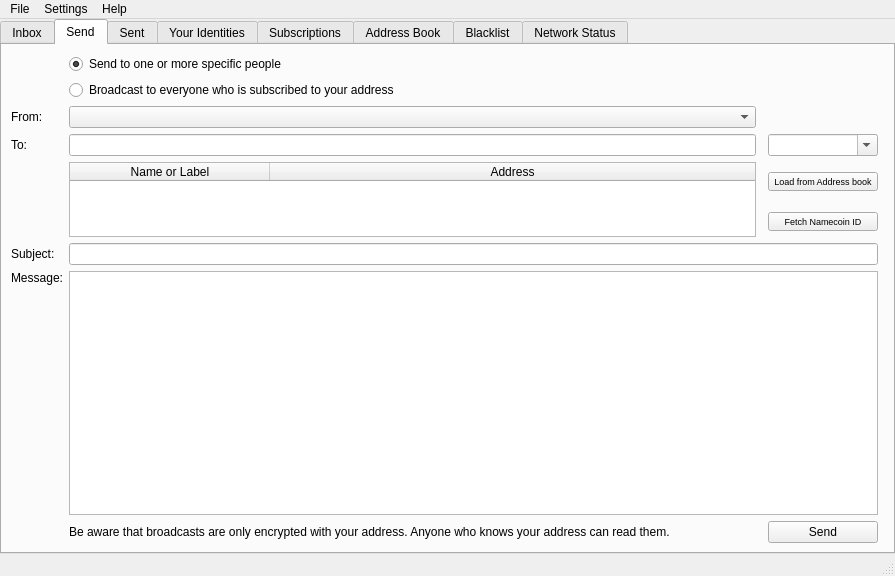
First picture: the form in src/bitmessageqt/bitmessageui.ui, repository Bitmessage/PyBitmessage, before the edit.
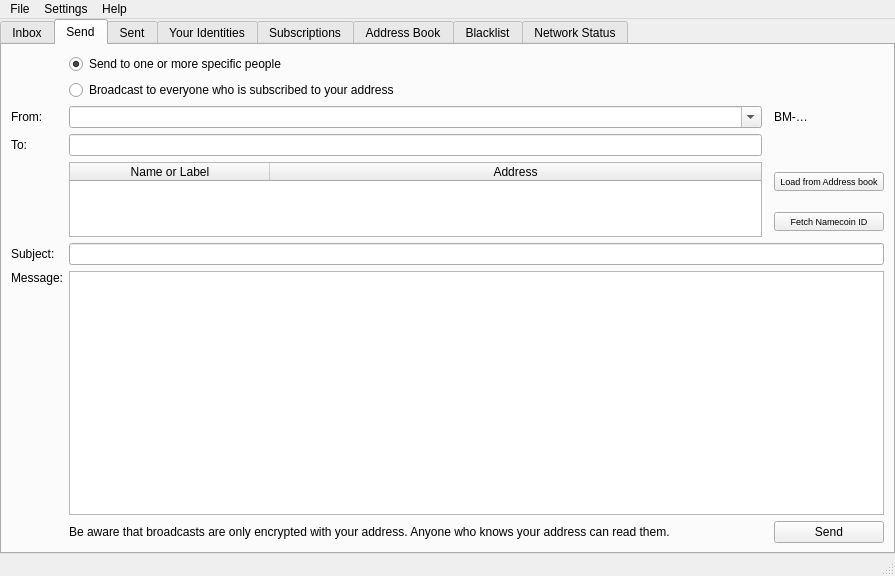
Second picture: the form after the edit. Icons and pictures are not drawn.

Commit message: - Add the found address to the list (and remove it so it doesn't get added again) - add to top or add to bottom mode - editable combobox for FROM too (no changes under the hood yet)

```diff
--- a/src/bitmessageqt/bitmessageui.ui
+++ b/src/bitmessageqt/bitmessageui.ui
@@ -192,59 +192,38 @@
         <string>Send</string>
        </attribute>
        <layout class="QGridLayout" name="gridLayout_2">
-        <item row="14" column="0">
+        <item row="12" column="4">
+         <widget class="QPushButton" name="pushButtonFetchNamecoinID">
+          <property name="sizePolicy">
+           <sizepolicy hsizetype="Fixed" vsizetype="Fixed">
+            <horstretch>0</horstretch>
+            <verstretch>0</verstretch>
+           </sizepolicy>
+          </property>
+          <property name="minimumSize">
+           <size>
+            <width>110</width>
+            <height>0</height>
+           </size>
+          </property>
+          <property name="font">
+           <font>
+            <pointsize>7</pointsize>
+           </font>
+          </property>
+          <property name="text">
+           <string>Fetch Namecoin ID</string>
+          </property>
+         </widget>
+        </item>
+        <item row="15" column="0">
          <widget class="QLabel" name="label_4">
           <property name="text">
            <string>Message:</string>
           </property>
          </widget>
         </item>
-        <item row="2" column="1">
-         <widget class="QComboBox" name="comboBoxSendFrom">
-          <property name="minimumSize">
-           <size>
-            <width>300</width>
-            <height>0</height>
-           </size>
-          </property>
-         </widget>
-        </item>
-        <item row="13" column="0">
-         <widget class="QLabel" name="label_3">
-          <property name="text">
-           <string>Subject:</string>
-          </property>
-         </widget>
-        </item>
-        <item row="0" column="1">
-         <widget class="QRadioButton" name="radioButtonSpecific">
-          <property name="text">
-           <string>Send to one or more specific people</string>
-          </property>
-          <property name="checked">
-           <bool>true</bool>
-          </property>
-         </widget>
-        </item>
-        <item row="14" column="1" rowspan="2" colspan="3">
-         <widget class="QTextEdit" name="textEditMessage">
-          <property name="html">
-           <string>&lt;!DOCTYPE HTML PUBLIC &quot;-//W3C//DTD HTML 4.0//EN&quot; &quot;http://www.w3.org/TR/REC-html40/strict.dtd&quot;&gt;
-&lt;html&gt;&lt;head&gt;&lt;meta name=&quot;qrichtext&quot; content=&quot;1&quot; /&gt;&lt;style type=&quot;text/css&quot;&gt;
-p, li { white-space: pre-wrap; }
-&lt;/style&gt;&lt;/head&gt;&lt;body style=&quot; font-family:'MS Shell Dlg 2'; font-size:9pt; font-weight:400; font-style:normal;&quot;&gt;
-&lt;p style=&quot;-qt-paragraph-type:empty; margin-top:0px; margin-bottom:0px; margin-left:0px; margin-right:0px; -qt-block-indent:0; text-indent:0px;&quot;&gt;&lt;br /&gt;&lt;/p&gt;&lt;/body&gt;&lt;/html&gt;</string>
-          </property>
-         </widget>
-        </item>
-        <item row="2" column="0">
-         <widget class="QLabel" name="label_2">
-          <property name="text">
-           <string>From:</string>
-          </property>
-         </widget>
-        </item>
-        <item row="15" column="0">
+        <item row="16" column="0">
          <spacer name="verticalSpacer">
           <property name="orientation">
            <enum>Qt::Vertical</enum>
@@ -257,76 +236,64 @@
           </property>
          </spacer>
         </item>
-        <item row="1" column="1">
-         <widget class="QRadioButton" name="radioButtonBroadcast">
-          <property name="text">
-           <string>Broadcast to everyone who is subscribed to your address</string>
-          </property>
-         </widget>
-        </item>
-        <item row="13" column="1" colspan="3">
-         <widget class="QLineEdit" name="lineEditSubject">
-          <property name="text">
-           <string/>
-          </property>
-         </widget>
-        </item>
-        <item row="4" column="1">
-         <widget class="QLineEdit" name="lineEditTo"/>
-        </item>
-        <item row="2" column="2" colspan="3">
-         <widget class="QLabel" name="labelFrom">
-          <property name="text">
-           <string/>
-          </property>
-         </widget>
-        </item>
-        <item row="4" column="0">
+        <item row="5" column="0">
          <widget class="QLabel" name="label">
           <property name="text">
            <string>To:</string>
           </property>
          </widget>
         </item>
-        <item row="4" column="3">
-         <widget class="QComboBox" name="comboBoxfindTo">
-          <property name="enabled">
-           <bool>true</bool>
+        <item row="2" column="0">
+         <widget class="QLabel" name="label_2">
+          <property name="text">
+           <string>From:</string>
           </property>
-          <property name="sizePolicy">
-           <sizepolicy hsizetype="Ignored" vsizetype="Fixed">
-            <horstretch>0</horstretch>
-            <verstretch>0</verstretch>
-           </sizepolicy>
+         </widget>
+        </item>
+        <item row="14" column="0">
+         <widget class="QLabel" name="label_3">
+          <property name="text">
+           <string>Subject:</string>
           </property>
+         </widget>
+        </item>
+        <item row="5" column="2">
+         <widget class="QLineEdit" name="lineEditTo"/>
+        </item>
+        <item row="14" column="2" colspan="3">
+         <widget class="QLineEdit" name="lineEditSubject">
+          <property name="text">
+           <string/>
+          </property>
+         </widget>
+        </item>
+        <item row="2" column="2">
+         <widget class="QComboBox" name="comboBoxSendFrom">
           <property name="minimumSize">
            <size>
-            <width>110</width>
+            <width>300</width>
             <height>0</height>
            </size>
           </property>
           <property name="editable">
            <bool>true</bool>
           </property>
-          <property name="currentIndex">
-           <number>-1</number>
-          </property>
           <property name="insertPolicy">
            <enum>QComboBox::NoInsert</enum>
           </property>
-          <property name="frame">
-           <bool>true</bool>
-          </property>
          </widget>
         </item>
-        <item row="16" column="3">
-         <widget class="QPushButton" name="pushButtonSend">
+        <item row="0" column="2">
+         <widget class="QRadioButton" name="radioButtonSpecific">
           <property name="text">
-           <string>Send</string>
+           <string>Send to one or more specific people</string>
+          </property>
+          <property name="checked">
+           <bool>true</bool>
           </property>
          </widget>
         </item>
-        <item row="10" column="3">
+        <item row="11" column="4">
          <widget class="QPushButton" name="pushButtonLoadFromAddressBook">
           <property name="sizePolicy">
            <sizepolicy hsizetype="Fixed" vsizetype="Fixed">
@@ -350,31 +317,33 @@
           </property>
          </widget>
         </item>
-        <item row="11" column="3">
-         <widget class="QPushButton" name="pushButtonFetchNamecoinID">
+        <item row="17" column="2">
+         <widget class="QLabel" name="labelSendBroadcastWarning">
+          <property name="enabled">
+           <bool>true</bool>
+          </property>
           <property name="sizePolicy">
-           <sizepolicy hsizetype="Fixed" vsizetype="Fixed">
+           <sizepolicy hsizetype="Ignored" vsizetype="Preferred">
             <horstretch>0</horstretch>
             <verstretch>0</verstretch>
            </sizepolicy>
           </property>
-          <property name="minimumSize">
-           <size>
-            <width>110</width>
-            <height>0</height>
-           </size>
+          <property name="text">
+           <string>Be aware that broadcasts are only encrypted with your address. Anyone who knows your address can read them.</string>
           </property>
-          <property name="font">
-           <font>
-            <pointsize>7</pointsize>
-           </font>
+          <property name="indent">
+           <number>-1</number>
           </property>
+         </widget>
+        </item>
+        <item row="1" column="2">
+         <widget class="QRadioButton" name="radioButtonBroadcast">
           <property name="text">
-           <string>Fetch Namecoin ID</string>
+           <string>Broadcast to everyone who is subscribed to your address</string>
           </property>
          </widget>
         </item>
-        <item row="10" column="1" rowspan="2">
+        <item row="11" column="2" rowspan="2">
          <widget class="QTableWidget" name="tableWidgetRecipients">
           <property name="sizePolicy">
            <sizepolicy hsizetype="Expanding" vsizetype="Fixed">
@@ -430,22 +399,28 @@
           </column>
          </widget>
         </item>
-        <item row="16" column="1">
-         <widget class="QLabel" name="labelSendBroadcastWarning">
-          <property name="enabled">
-           <bool>true</bool>
+        <item row="15" column="2" rowspan="2" colspan="3">
+         <widget class="QTextEdit" name="textEditMessage">
+          <property name="html">
+           <string>&lt;!DOCTYPE HTML PUBLIC &quot;-//W3C//DTD HTML 4.0//EN&quot; &quot;http://www.w3.org/TR/REC-html40/strict.dtd&quot;&gt;
+&lt;html&gt;&lt;head&gt;&lt;meta name=&quot;qrichtext&quot; content=&quot;1&quot; /&gt;&lt;style type=&quot;text/css&quot;&gt;
+p, li { white-space: pre-wrap; }
+&lt;/style&gt;&lt;/head&gt;&lt;body style=&quot; font-family:'MS Shell Dlg 2'; font-size:9pt; font-weight:400; font-style:normal;&quot;&gt;
+&lt;p style=&quot;-qt-paragraph-type:empty; margin-top:0px; margin-bottom:0px; margin-left:0px; margin-right:0px; -qt-block-indent:0; text-indent:0px;&quot;&gt;&lt;br /&gt;&lt;/p&gt;&lt;/body&gt;&lt;/html&gt;</string>
           </property>
-          <property name="sizePolicy">
-           <sizepolicy hsizetype="Ignored" vsizetype="Preferred">
-            <horstretch>0</horstretch>
-            <verstretch>0</verstretch>
-           </sizepolicy>
-          </property>
+         </widget>
+        </item>
+        <item row="17" column="4">
+         <widget class="QPushButton" name="pushButtonSend">
           <property name="text">
-           <string>Be aware that broadcasts are only encrypted with your address. Anyone who knows your address can read them.</string>
+           <string>Send</string>
           </property>
-          <property name="indent">
-           <number>-1</number>
+         </widget>
+        </item>
+        <item row="2" column="4">
+         <widget class="QLabel" name="labelFrom">
+          <property name="text">
+           <string>BM-…</string>
           </property>
          </widget>
         </item>
```
The commit also changes 3 other files.
